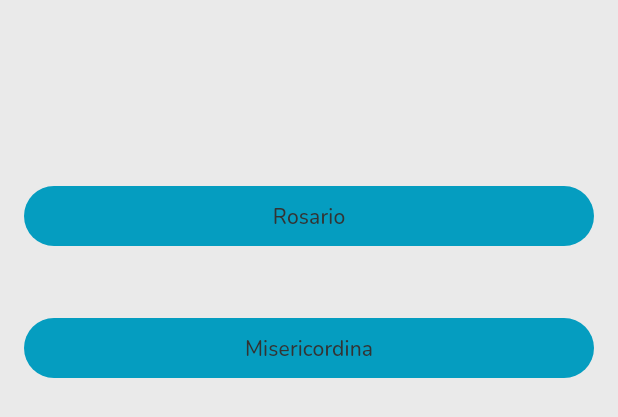
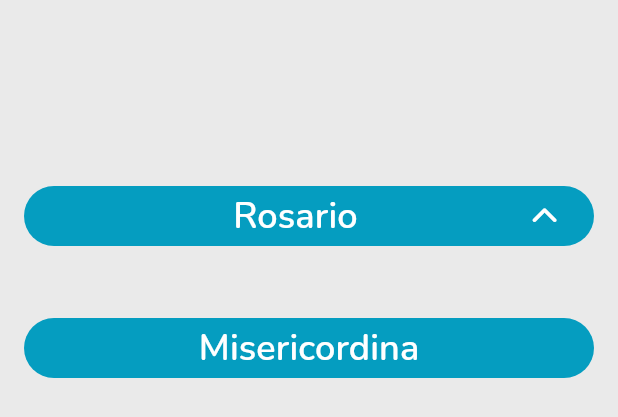
Before and after one commit to VinRu5/praying, a Flutter app: the RosaryMainPage widget shown alone on an empty page, opened directly, on a phone screen of 412 x 824 dp. Shown: the top 417 px of the screen. Run offline on Flutter 3.47's test engine with Material 2 defaults, Android fonts, the phone set to English and light mode, and no system bars; our stand-ins replace auto_route, equatable, flutter_bloc, flutter_spinkit, font_awesome_flutter; missing offline and left inert: pine.

Commit message:
added rosary main page with router

```diff
--- a/lib/models/rosary/mysteries.dart
+++ b/lib/models/rosary/mysteries.dart
@@ -30,3 +30,10 @@ class Misteries extends Equatable {
         misteries,
       ];
 }
+
+enum MisteriesType {
+  joyfulMysteries,
+  lightMysteries,
+  sorrowfulMysteries,
+  gloriusMysteries,
+}
--- a/lib/pages/rosary_page/rosary_main_page.dart
+++ b/lib/pages/rosary_page/rosary_main_page.dart
@@ -1,10 +1,23 @@
+import 'dart:math' as math;
+
 import 'package:flutter/material.dart';
 import 'package:auto_route/auto_route.dart';
+import 'package:font_awesome_flutter/font_awesome_flutter.dart';
+import 'package:praying/models/rosary/mysteries.dart';
 import 'package:praying/routers/app_router.dart';
+import 'package:praying/theme/models/praying_theme.dart';
 
 @RoutePage()
-class RosaryMainPage extends StatelessWidget {
+class RosaryMainPage extends StatefulWidget {
   const RosaryMainPage({super.key});
+
+  @override
+  State<RosaryMainPage> createState() => _RosaryMainPageState();
+}
+
+class _RosaryMainPageState extends State<RosaryMainPage> {
+  bool isOpen = false;
+  double rotate = 0.0;
 
   @override
   Widget build(BuildContext context) => ListView(
@@ -16,10 +29,80 @@ class RosaryMainPage extends StatelessWidget {
         ),
         children: [
           FilledButton(
-            onPressed: () => context.router.push(const RosaryRoute()),
-            child: Text(
-              "Rosario",
-              style: Theme.of(context).textTheme.titleSmall,
+            onPressed: () {
+              setState(() {
+                isOpen = !isOpen;
+                rotate = isOpen ? 1.0 : 0.0;
+              });
+            },
+            child: Row(
+              children: [
+                Expanded(
+                  child: Text(
+                    "Rosario",
+                    style: PrayingTheme.of(context)?.primaryButtonText,
+                    textAlign: TextAlign.center,
+                  ),
+                ),
+                AnimatedContainer(
+                  duration: const Duration(milliseconds: 500),
+                  child: Transform.rotate(
+                    angle: math.pi * rotate,
+                    child: const FaIcon(
+                      FontAwesomeIcons.chevronUp,
+                      size: 18.0,
+                    ),
+                  ),
+                ),
+              ],
+            ),
+          ),
+          Visibility(
+            visible: isOpen,
+            child: ListView(
+              padding: const EdgeInsets.only(
+                left: 50.0,
+              ),
+              shrinkWrap: true,
+              physics: const NeverScrollableScrollPhysics(),
+              children: [
+                FilledButton(
+                  onPressed: () => context.router.push(
+                    RosaryRoute(type: MisteriesType.joyfulMysteries),
+                  ),
+                  child: Text(
+                    "Misteri Gaudiosi",
+                    style: PrayingTheme.of(context)?.primaryButtonText,
+                  ),
+                ),
+                FilledButton(
+                  onPressed: () => context.router.push(
+                    RosaryRoute(type: MisteriesType.lightMysteries),
+                  ),
+                  child: Text(
+                    "Misteri Luminosi",
+                    style: PrayingTheme.of(context)?.primaryButtonText,
+                  ),
+                ),
+                FilledButton(
+                  onPressed: () => context.router.push(
+                    RosaryRoute(type: MisteriesType.sorrowfulMysteries),
+                  ),
+                  child: Text(
+                    "Misteri Dolorosi",
+                    style: PrayingTheme.of(context)?.primaryButtonText,
+                  ),
+                ),
+                FilledButton(
+                  onPressed: () => context.router.push(
+                    RosaryRoute(type: MisteriesType.gloriusMysteries),
+                  ),
+                  child: Text(
+                    "Misteri Gloriosi",
+                    style: PrayingTheme.of(context)?.primaryButtonText,
+                  ),
+                ),
+              ],
             ),
           ),
           const SizedBox(height: 40.0),
@@ -27,7 +110,7 @@ class RosaryMainPage extends StatelessWidget {
             onPressed: () => context.router.push(const MisericordinaRoute()),
             child: Text(
               "Misericordina",
-              style: Theme.of(context).textTheme.titleSmall,
+              style: PrayingTheme.of(context)?.primaryButtonText,
             ),
           ),
         ],
--- a/lib/pages/rosary_page/rosary_page.dart
+++ b/lib/pages/rosary_page/rosary_page.dart
@@ -3,12 +3,17 @@ import 'package:flutter/material.dart';
 import 'package:flutter_bloc/flutter_bloc.dart';
 import 'package:font_awesome_flutter/font_awesome_flutter.dart';
 import 'package:praying/blocs/rosary_cubit/rosary_cubit.dart';
+import 'package:praying/models/rosary/mysteries.dart';
 import 'package:praying/services/data_service.dart';
 import 'package:praying/theme/models/app_colors.dart';
 
 @RoutePage()
 class RosaryPage extends StatelessWidget with AutoRouteWrapper {
-  const RosaryPage({super.key});
+  final MisteriesType type;
+  const RosaryPage({
+    required this.type,
+    super.key,
+  });
 
   @override
   Widget wrappedRoute(BuildContext context) => MultiBlocProvider(
--- a/lib/widgets/rosary_section.dart
+++ b/lib/pages/rosary_page/rosary_section.dart
@@ -6,7 +6,5 @@ class RosarySectionPage extends StatelessWidget {
   const RosarySectionPage({super.key});
 
   @override
-  Widget build(BuildContext context) {
-    return const Placeholder();
-  }
+  Widget build(BuildContext context) => const AutoRouter();
 }
--- a/lib/pages/settings_page/settinga_page.dart
+++ b/lib/pages/settings_page/settings_page.dart
@@ -6,7 +6,9 @@ class SettingsPage extends StatelessWidget {
   const SettingsPage({super.key});
 
   @override
-  Widget build(BuildContext context) {
-    return const Placeholder();
-  }
+  Widget build(BuildContext context) => Scaffold(
+        body: Center(
+          child: Text("Settings"),
+        ),
+      );
 }
--- a/lib/theme/models/praying_theme.dart
+++ b/lib/theme/models/praying_theme.dart
@@ -99,12 +99,19 @@ class PrayingThemeExtension extends ThemeExtension<PrayingThemeExtension> {
     fontSize: 18.0,
   );
 
+  static const TextStyle _primaryButtonText = TextStyle(
+    fontSize: 24.0,
+    color: AppColors.textDark,
+    fontWeight: FontWeight.w600,
+  );
+
   final TextStyle titleLarge;
   final TextStyle bodyHome;
   final TextStyle appBarTitle;
   final TextStyle tileTitle;
   final TextStyle prayerTitle;
   final TextStyle prayerBody;
+  final TextStyle primaryButtonText;
 
   PrayingThemeExtension({
     this.titleLarge = _titleLarge,
@@ -113,6 +120,7 @@ class PrayingThemeExtension extends ThemeExtension<PrayingThemeExtension> {
     this.tileTitle = _tileTitle,
     this.prayerTitle = _prayerTitle,
     this.prayerBody = _prayerBody,
+    this.primaryButtonText = _primaryButtonText,
   });
 
   @override
@@ -123,6 +131,7 @@ class PrayingThemeExtension extends ThemeExtension<PrayingThemeExtension> {
     TextStyle? tileTitle,
     TextStyle? prayerTitle,
     TextStyle? prayerBody,
+    TextStyle? primaryButtonText,
   }) =>
       PrayingThemeExtension(
         titleLarge: titleLarge ?? this.titleLarge,
@@ -131,6 +140,7 @@ class PrayingThemeExtension extends ThemeExtension<PrayingThemeExtension> {
         tileTitle: tileTitle ?? this.tileTitle,
         prayerTitle: prayerTitle ?? this.prayerTitle,
         prayerBody: prayerBody ?? this.prayerBody,
+        primaryButtonText: primaryButtonText ?? this.primaryButtonText,
       );
 
   @override
@@ -146,6 +156,7 @@ class PrayingThemeExtension extends ThemeExtension<PrayingThemeExtension> {
       tileTitle: TextStyle.lerp(tileTitle, other.tileTitle, t)!,
       prayerTitle: TextStyle.lerp(prayerTitle, other.prayerTitle, t)!,
       prayerBody: TextStyle.lerp(prayerBody, other.prayerBody, t)!,
+      primaryButtonText: TextStyle.lerp(primaryButtonText, other.primaryButtonText, t)!,
     );
   }
 }
```
Also changed, not shown: lib/routers/app_router.dart (+4 -3 lines), lib/pages/prayers_page/prayer_section.dart (renamed from lib/widgets/prayer_section.dart), lib/routers/app_router.gr.dart.
